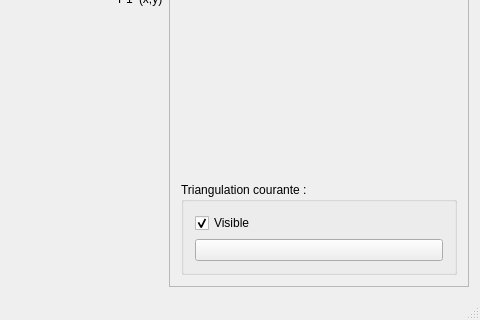
Before: the Qt Designer form mainwindow.ui in Pandraghon/TriaGUI, drawn with Qt 5; both pictures show x 578 to 1058 and y 349 to 669 of the 1058 by 669 pixel window.
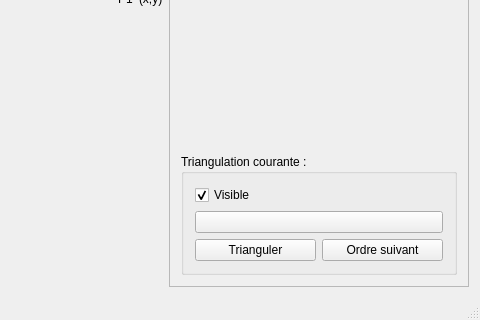
After: the same form once the commit is applied. Icons and pictures are not drawn.

What changed in the file:
```diff
--- a/mainwindow.ui
+++ b/mainwindow.ui
@@ -252,6 +252,24 @@
                   </property>
                  </widget>
                 </item>
+                <item>
+                 <layout class="QHBoxLayout" name="horizontalLayout_4">
+                  <item>
+                   <widget class="QPushButton" name="generateButton">
+                    <property name="text">
+                     <string>Trianguler</string>
+                    </property>
+                   </widget>
+                  </item>
+                  <item>
+                   <widget class="QPushButton" name="nextOrderButton">
+                    <property name="text">
+                     <string>Ordre suivant</string>
+                    </property>
+                   </widget>
+                  </item>
+                 </layout>
+                </item>
                </layout>
               </item>
              </layout>
```
Left out of the diff: 4 changed lines with no effect on the pictures.
